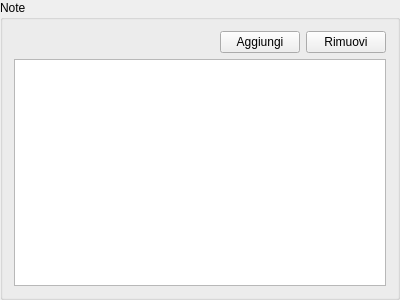
This is GestCollOnQt/GUI/Moneta/Note/noteform.ui in mirkoviviani76/gestcoll as Qt 5 draws it before an edit. The edited form follows.
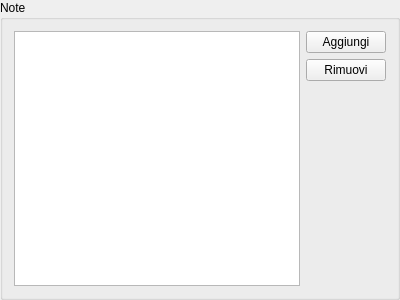
This is the edited form.

Commit message: Aggiornamento gui (spostati bottoni aggiungi/rimuovi) Tolte funzioni inutili Aggiunti QSharedPointer

The edit to the form file:
```diff
--- a/GestCollOnQt/GUI/Moneta/Note/noteform.ui
+++ b/GestCollOnQt/GUI/Moneta/Note/noteform.ui
@@ -16,38 +16,7 @@
   <property name="title">
    <string>Note</string>
   </property>
-  <layout class="QVBoxLayout" name="verticalLayout">
-   <item>
-    <layout class="QHBoxLayout" name="horizontalLayout">
-     <item>
-      <spacer name="horizontalSpacer">
-       <property name="orientation">
-        <enum>Qt::Horizontal</enum>
-       </property>
-       <property name="sizeHint" stdset="0">
-        <size>
-         <width>40</width>
-         <height>20</height>
-        </size>
-       </property>
-      </spacer>
-     </item>
-     <item>
-      <widget class="QPushButton" name="addNota">
-       <property name="text">
-        <string>Aggiungi</string>
-       </property>
-      </widget>
-     </item>
-     <item>
-      <widget class="QPushButton" name="removeNota">
-       <property name="text">
-        <string>Rimuovi</string>
-       </property>
-      </widget>
-     </item>
-    </layout>
-   </item>
+  <layout class="QHBoxLayout" name="horizontalLayout">
    <item>
     <widget class="QListView" name="noteView">
      <property name="isWrapping" stdset="0">
@@ -58,6 +27,37 @@
      </property>
     </widget>
    </item>
+   <item>
+    <layout class="QVBoxLayout" name="verticalLayout">
+     <item>
+      <widget class="QPushButton" name="addNota">
+       <property name="text">
+        <string>Aggiungi</string>
+       </property>
+      </widget>
+     </item>
+     <item>
+      <widget class="QPushButton" name="removeNota">
+       <property name="text">
+        <string>Rimuovi</string>
+       </property>
+      </widget>
+     </item>
+     <item>
+      <spacer name="verticalSpacer">
+       <property name="orientation">
+        <enum>Qt::Vertical</enum>
+       </property>
+       <property name="sizeHint" stdset="0">
+        <size>
+         <width>20</width>
+         <height>40</height>
+        </size>
+       </property>
+      </spacer>
+     </item>
+    </layout>
+   </item>
   </layout>
  </widget>
  <resources/>
```
The commit also changes 9 other files.
